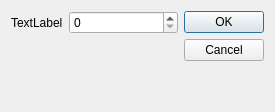
First picture: the form in lib/join_battle_gui.ui, repository ErikSeguinte/ex-3e-tracker-Python, before the edit.
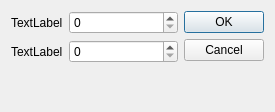
Second picture: the form after the edit.

```diff
--- a/lib/join_battle_gui.ui
+++ b/lib/join_battle_gui.ui
@@ -26,6 +26,16 @@
      <item row="0" column="1">
       <widget class="QSpinBox" name="spinBox"/>
      </item>
+     <item row="1" column="0">
+      <widget class="QLabel" name="label_2">
+       <property name="text">
+        <string>TextLabel</string>
+       </property>
+      </widget>
+     </item>
+     <item row="1" column="1">
+      <widget class="QSpinBox" name="spinBox_2"/>
+     </item>
     </layout>
    </item>
    <item>
```
